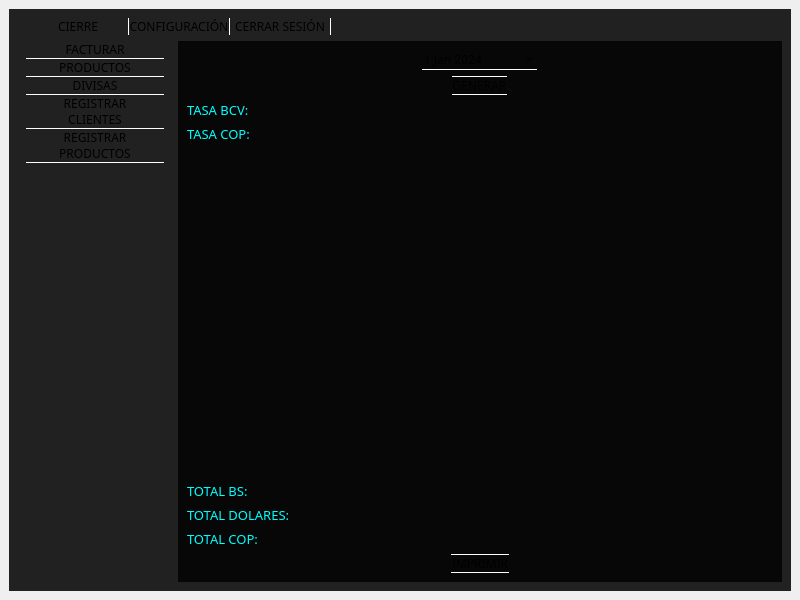
This is ui/interfaz_principal.ui in DevHarsue/FRIKIZONE as Qt 5 draws it before an edit. The edited form follows.
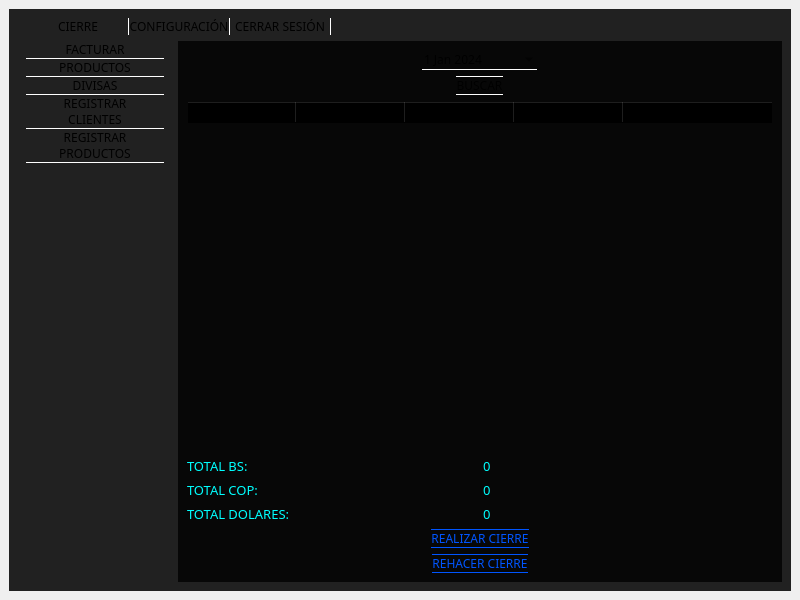
This is the edited form. The open tabs and pages were chosen to show the change. Icons and pictures are not drawn.

Commit message: cierres diarios disponibles

What changed in the file:
```diff
--- a/ui/interfaz_principal.ui
+++ b/ui/interfaz_principal.ui
@@ -1108,7 +1108,17 @@
           <layout class="QVBoxLayout" name="verticalLayout_7">
            <item>
             <layout class="QGridLayout" name="gridLayout_6">
-             <item row="0" column="0" alignment="Qt::AlignmentFlag::AlignHCenter">
+             <item row="9" column="0" colspan="2" alignment="Qt::AlignmentFlag::AlignHCenter">
+              <widget class="QPushButton" name="botont_rehacer_cierre">
+               <property name="enabled">
+                <bool>false</bool>
+               </property>
+               <property name="text">
+                <string>REHACER CIERRE</string>
+               </property>
+              </widget>
+             </item>
+             <item row="0" column="0" colspan="2" alignment="Qt::AlignmentFlag::AlignHCenter">
               <widget class="QDateEdit" name="date_cierre">
                <property name="calendarPopup">
                 <bool>true</bool>
@@ -1122,23 +1132,119 @@
                </property>
               </widget>
              </item>
-             <item row="5" column="0">
-              <widget class="QLabel" name="total_dolares_cierre">
+             <item row="3" column="1">
+              <widget class="QLabel" name="label_bs_cierre">
+               <property name="text">
+                <string>0</string>
+               </property>
+              </widget>
+             </item>
+             <item row="8" column="0" colspan="2" alignment="Qt::AlignmentFlag::AlignHCenter">
+              <widget class="QPushButton" name="boton_realizar_cierre">
+               <property name="enabled">
+                <bool>false</bool>
+               </property>
+               <property name="cursor">
+                <cursorShape>PointingHandCursor</cursorShape>
+               </property>
+               <property name="text">
+                <string>REALIZAR CIERRE</string>
+               </property>
+              </widget>
+             </item>
+             <item row="3" column="0">
+              <widget class="QLabel" name="label_3">
                <property name="text">
                 <string>TOTAL BS:</string>
                </property>
               </widget>
              </item>
-             <item row="8" column="0" alignment="Qt::AlignmentFlag::AlignHCenter">
-              <widget class="QPushButton" name="pushButton_3">
+             <item row="5" column="0">
+              <widget class="QLabel" name="label_5">
+               <property name="text">
+                <string>TOTAL COP:</string>
+               </property>
+              </widget>
+             </item>
+             <item row="1" column="0" colspan="2" alignment="Qt::AlignmentFlag::AlignHCenter">
+              <widget class="QPushButton" name="boton_buscar_cierre">
                <property name="cursor">
                 <cursorShape>PointingHandCursor</cursorShape>
                </property>
                <property name="text">
-                <string>IMPRIMIR</string>
+                <string>BUSCAR</string>
                </property>
               </widget>
              </item>
+             <item row="5" column="1">
+              <widget class="QLabel" name="label_cop_cierre">
+               <property name="text">
+                <string>0</string>
+               </property>
+              </widget>
+             </item>
+             <item row="2" column="0" colspan="2">
+              <widget class="QTableWidget" name="table_facturas_cierre">
+               <property name="horizontalScrollBarPolicy">
+                <enum>Qt::ScrollBarPolicy::ScrollBarAlwaysOff</enum>
+               </property>
+               <property name="editTriggers">
+                <set>QAbstractItemView::EditTrigger::NoEditTriggers</set>
+               </property>
+               <property name="selectionBehavior">
+                <enum>QAbstractItemView::SelectionBehavior::SelectRows</enum>
+               </property>
+               <property name="showGrid">
+                <bool>false</bool>
+               </property>
+               <property name="rowCount">
+                <number>0</number>
+               </property>
+               <property name="columnCount">
+                <number>5</number>
+               </property>
+               <attribute name="horizontalHeaderCascadingSectionResizes">
+                <bool>false</bool>
+               </attribute>
+               <attribute name="horizontalHeaderDefaultSectionSize">
+                <number>109</number>
+               </attribute>
+               <attribute name="horizontalHeaderShowSortIndicator" stdset="0">
+                <bool>false</bool>
+               </attribute>
+               <attribute name="horizontalHeaderStretchLastSection">
+                <bool>true</bool>
+               </attribute>
+               <attribute name="verticalHeaderVisible">
+                <bool>false</bool>
+               </attribute>
+               <column>
+                <property name="text">
+                 <string>FACTURA</string>
+                </property>
+               </column>
+               <column>
+                <property name="text">
+                 <string>CEDULA</string>
+                </property>
+               </column>
+               <column>
+                <property name="text">
+                 <string>BS</string>
+                </property>
+               </column>
+               <column>
+                <property name="text">
+                 <string>COP</string>
+                </property>
+               </column>
+               <column>
+                <property name="text">
+                 <string>DOLAR</string>
+                </property>
+               </column>
+              </widget>
+             </item>
              <item row="6" column="0">
               <widget class="QLabel" name="label_total_dolares_cierre">
                <property name="text">
@@ -1146,50 +1252,13 @@
                </property>
               </widget>
              </item>
-             <item row="1" column="0" alignment="Qt::AlignmentFlag::AlignHCenter">
-              <widget class="QPushButton" name="pushButton">
-               <property name="cursor">
-                <cursorShape>PointingHandCursor</cursorShape>
-               </property>
+             <item row="6" column="1">
+              <widget class="QLabel" name="label_dolar_cierre">
                <property name="text">
-                <string>GENERAR</string>
+                <string>0</string>
                </property>
               </widget>
              </item>
-             <item row="7" column="0">
-              <widget class="QLabel" name="total_cop_cierre">
-               <property name="text">
-                <string>TOTAL COP:</string>
-               </property>
-              </widget>
-             </item>
-             <item row="3" column="0">
-              <widget class="QLabel" name="label_tasa_cop_cierre">
-               <property name="text">
-                <string>TASA COP:</string>
-               </property>
-              </widget>
-             </item>
-             <item row="2" column="0">
-              <widget class="QLabel" name="tasa_bcv_cierre">
-               <property name="text">
-                <string>TASA BCV:</string>
-               </property>
-              </widget>
-             </item>
-             <item row="4" column="0">
-              <spacer name="verticalSpacer">
-               <property name="orientation">
-                <enum>Qt::Orientation::Vertical</enum>
-               </property>
-               <property name="sizeHint" stdset="0">
-                <size>
-                 <width>20</width>
-                 <height>40</height>
-                </size>
-               </property>
-              </spacer>
-             </item>
             </layout>
            </item>
           </layout>
```
Left out of the diff: 299 changed lines with no effect on the pictures. The commit also changes 14 other files.
